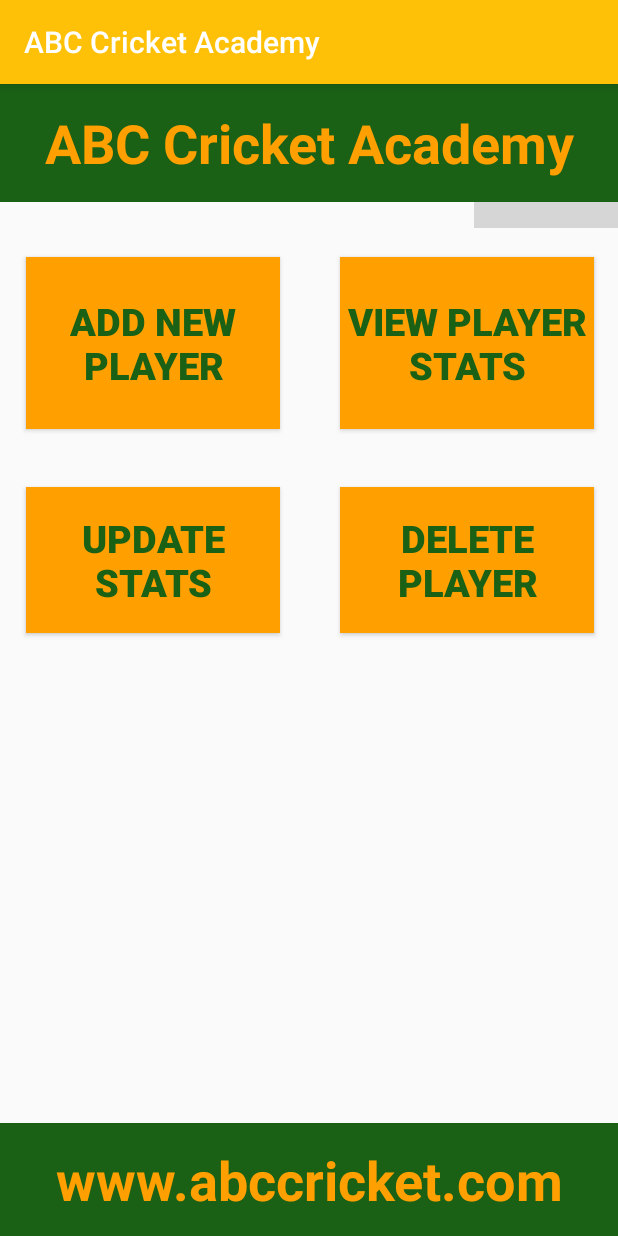
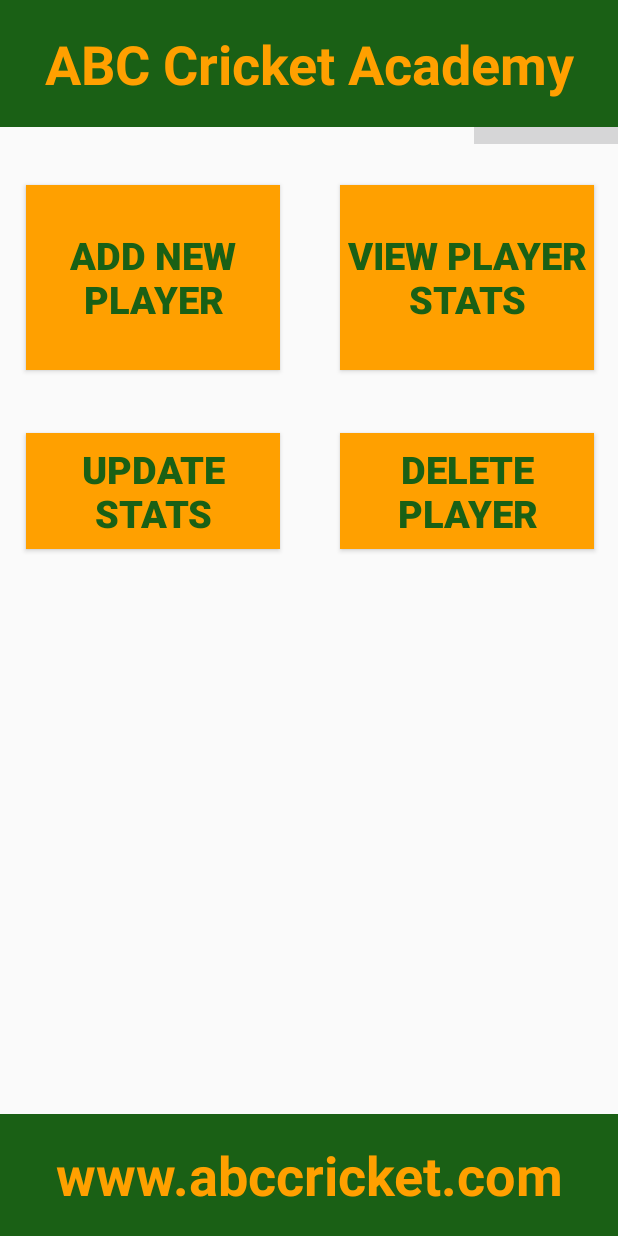
Before and after one commit to shhekarchowdary/ABC_Cricket_Academy, an Android app: the screen it shows after launch (MainActivity), on a phone screen of 412 x 824 dp. Run offline under Robolectric (Android 15) with nearby library versions, the light colour scheme and no system bars.

Commit message:
2 Layouts Completed

```diff
--- a/app/src/main/java/com/arr/abccricketacademy/MainActivity.java
+++ b/app/src/main/java/com/arr/abccricketacademy/MainActivity.java
@@ -2,13 +2,32 @@ package com.arr.abccricketacademy;
 
 import androidx.appcompat.app.AppCompatActivity;
 
+import android.content.Intent;
 import android.os.Bundle;
+import android.view.View;
+import android.widget.Button;
 
 public class MainActivity extends AppCompatActivity {
+
+    Button mAdd_Button;
 
     @Override
     protected void onCreate(Bundle savedInstanceState) {
         super.onCreate(savedInstanceState);
         setContentView(R.layout.activity_main);
+
+        mAdd_Button = findViewById(R.id.add_button);
+
+        mAdd_Button.setOnClickListener(new View.OnClickListener() {
+            @Override
+            public void onClick(View view) {
+
+                Intent intent = new Intent(getApplicationContext(), add_player.class);
+                startActivity(intent);
+
+            }
+        });
+
+
     }
 }
--- a/app/src/main/res/values/styles.xml
+++ b/app/src/main/res/values/styles.xml
@@ -1,6 +1,6 @@
 <resources>
     <!-- Base application theme. -->
-    <style name="AppTheme" parent="Theme.AppCompat.Light.DarkActionBar">
+    <style name="AppTheme" parent="Theme.AppCompat.Light.NoActionBar">
         <!-- Customize your theme here. -->
         <item name="colorPrimary">@color/colorPrimary</item>
         <item name="colorPrimaryDark">@color/colorPrimaryDark</item>
```
